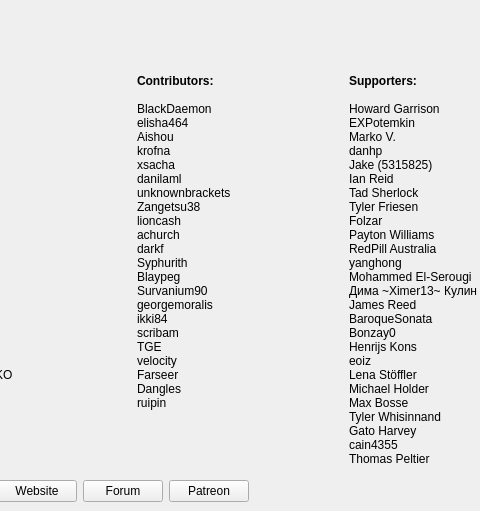
First picture: the form in rpcs3/rpcs3qt/about_dialog.ui, repository RPCS3/rpcs3, before the edit; both pictures show x 98 to 578 and y 119 to 630 of the 880 by 630 pixel window.
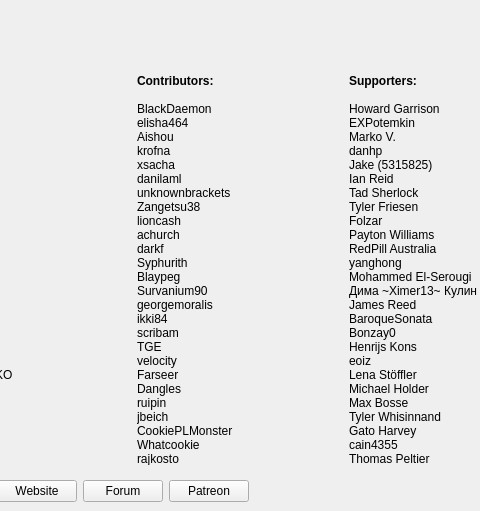
Second picture: the form after the edit. Icons and pictures are not drawn.

Diff of the .ui file:
```diff
--- a/rpcs3/rpcs3qt/about_dialog.ui
+++ b/rpcs3/rpcs3qt/about_dialog.ui
@@ -248,7 +248,7 @@
        <item>
         <widget class="QLabel" name="contributors">
          <property name="text">
-          <string>&lt;p&gt;&lt;b&gt;Contributors:&lt;/b&gt;&lt;br&gt;&lt;br&gt;BlackDaemon&lt;br&gt;elisha464&lt;br&gt;Aishou&lt;br&gt;krofna&lt;br&gt;xsacha&lt;br&gt;danilaml&lt;br&gt;unknownbrackets&lt;br&gt;Zangetsu38&lt;br&gt;lioncash&lt;br&gt;achurch&lt;br&gt;darkf&lt;br&gt;Syphurith&lt;br&gt;Blaypeg&lt;br&gt;Survanium90&lt;br&gt;georgemoralis&lt;br&gt;ikki84&lt;br&gt;scribam&lt;br&gt;TGE&lt;br&gt;velocity&lt;br&gt;Farseer&lt;br&gt;Dangles&lt;br&gt;ruipin&lt;/p&gt;</string>
+          <string>&lt;p&gt;&lt;b&gt;Contributors:&lt;/b&gt;&lt;br&gt;&lt;br&gt;BlackDaemon&lt;br&gt;elisha464&lt;br&gt;Aishou&lt;br&gt;krofna&lt;br&gt;xsacha&lt;br&gt;danilaml&lt;br&gt;unknownbrackets&lt;br&gt;Zangetsu38&lt;br&gt;lioncash&lt;br&gt;achurch&lt;br&gt;darkf&lt;br&gt;Syphurith&lt;br&gt;Blaypeg&lt;br&gt;Survanium90&lt;br&gt;georgemoralis&lt;br&gt;ikki84&lt;br&gt;scribam&lt;br&gt;TGE&lt;br&gt;velocity&lt;br&gt;Farseer&lt;br&gt;Dangles&lt;br&gt;ruipin&lt;br&gt;jbeich&lt;br&gt;CookiePLMonster&lt;br&gt;Whatcookie&lt;br&gt;rajkosto&lt;br&gt;Admiral Thrawn&lt;/p&gt;</string>
          </property>
          <property name="alignment">
           <set>Qt::AlignLeading|Qt::AlignLeft|Qt::AlignTop</set>
```
